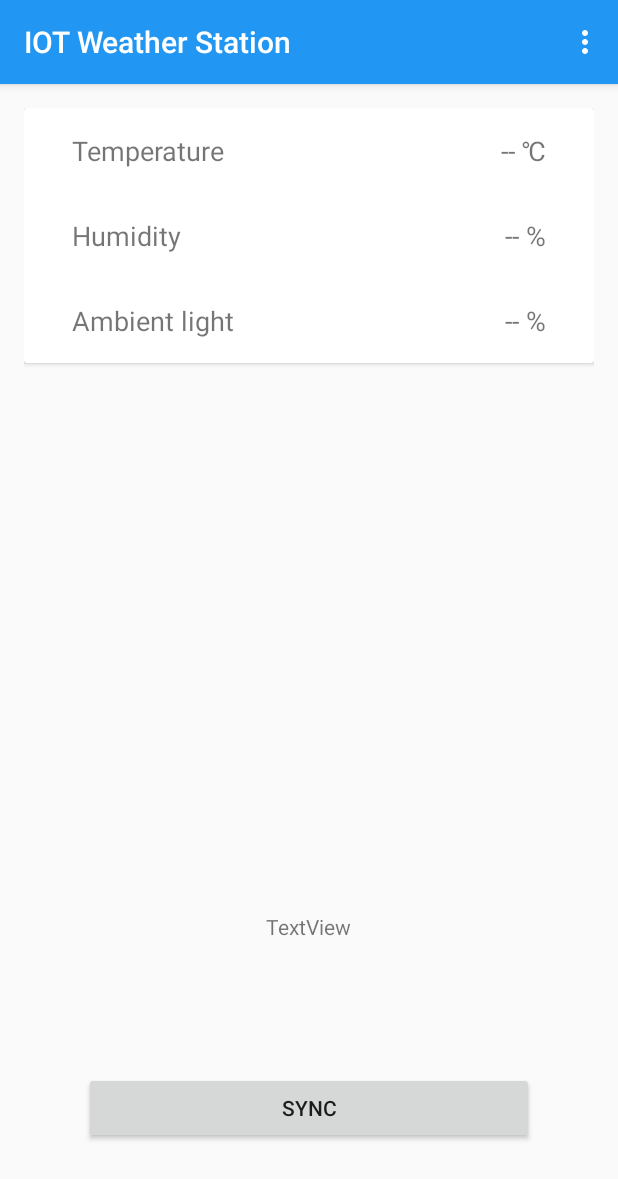
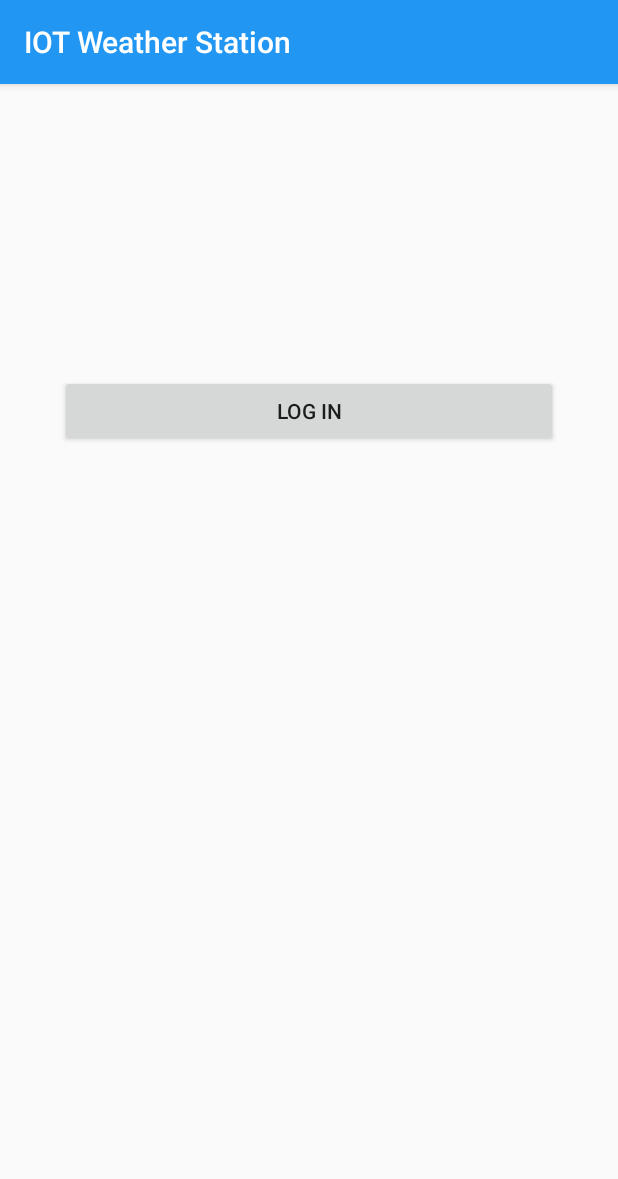
Before and after one commit to geoemm/iot-weather-station, an Android app: the screen it shows after launch (MainActivity before the commit, LoginActivity after it), on a phone screen of 412 x 824 dp. Shown: the top 1179 px of the screen. Run offline under Robolectric (Android 15) with nearby library versions, the phone set to English and light mode, and no system bars.

Commit message:
Added login activity

```diff
--- a/IOTWeatherStationApp/app/src/main/AndroidManifest.xml
+++ b/IOTWeatherStationApp/app/src/main/AndroidManifest.xml
@@ -11,16 +11,26 @@
         android:supportsRtl="true"
         android:theme="@style/AppTheme">
         <activity android:name=".MainActivity">
+            <!--<intent-filter>-->
+                <!--<action android:name="android.intent.action.MAIN" />-->
+
+                <!--<category android:name="android.intent.category.LAUNCHER" />-->
+            <!--</intent-filter>-->
+        </activity>
+        <activity
+            android:name=".AboutActivity"
+            android:label="@string/title_activity_about"
+            android:theme="@style/AppTheme.NoActionBar" />
+        <activity
+            android:name=".LoginActivity"
+            android:label="@string/app_name"
+            android:theme="@style/AppTheme.NoActionBar">
             <intent-filter>
                 <action android:name="android.intent.action.MAIN" />
 
                 <category android:name="android.intent.category.LAUNCHER" />
             </intent-filter>
         </activity>
-        <activity
-            android:name=".AboutActivity"
-            android:label="@string/title_activity_about"
-            android:theme="@style/AppTheme.NoActionBar"></activity>
     </application>
 
 </manifest>
--- /dev/null
+++ b/IOTWeatherStationApp/app/src/main/java/com/mpsp/unipi/iotweatherstation/LoginActivity.java
@@ -0,0 +1,28 @@
+package com.mpsp.unipi.iotweatherstation;
+
+import android.content.Intent;
+import android.os.Bundle;
+import android.support.v7.app.AppCompatActivity;
+import android.support.v7.widget.Toolbar;
+import android.view.View;
+import android.widget.Button;
+
+public class LoginActivity extends AppCompatActivity {
+
+    @Override
+    protected void onCreate(Bundle savedInstanceState) {
+        super.onCreate(savedInstanceState);
+        setContentView(R.layout.activity_login);
+        Toolbar toolbar = (Toolbar) findViewById(R.id.toolbar);
+        setSupportActionBar(toolbar);
+
+        final Button button = (Button) findViewById(R.id.syncBtn);
+        button.setOnClickListener(new View.OnClickListener() {
+            public void onClick(View v) {
+                Intent i = new Intent(LoginActivity.this, MainActivity.class);
+                startActivity(i);
+            }
+        });
+    }
+
+}
--- /dev/null
+++ b/IOTWeatherStationApp/app/src/main/res/layout/activity_login.xml
@@ -0,0 +1,37 @@
+<?xml version="1.0" encoding="utf-8"?>
+<android.support.design.widget.CoordinatorLayout xmlns:android="http://schemas.android.com/apk/res/android"
+    xmlns:app="http://schemas.android.com/apk/res-auto"
+    xmlns:tools="http://schemas.android.com/tools"
+    android:layout_width="match_parent"
+    android:layout_height="match_parent"
+    android:fitsSystemWindows="true"
+    tools:context="com.mpsp.unipi.iotweatherstation.LoginActivity">
+
+    <android.support.design.widget.AppBarLayout
+        android:layout_width="match_parent"
+        android:layout_height="wrap_content"
+        android:theme="@style/AppTheme.AppBarOverlay">
+
+        <android.support.v7.widget.Toolbar
+            android:id="@+id/toolbar"
+            android:layout_width="match_parent"
+            android:layout_height="?attr/actionBarSize"
+            android:background="?attr/colorPrimary"
+            app:popupTheme="@style/AppTheme.PopupOverlay" />
+
+    </android.support.design.widget.AppBarLayout>
+
+    <Button
+        android:text="@string/loginBtn"
+        android:layout_width="match_parent"
+        android:layout_height="wrap_content"
+        android:id="@+id/syncBtn"
+        android:layout_alignParentBottom="true"
+        android:layout_alignParentLeft="true"
+        android:layout_alignParentStart="true"
+        android:layout_marginTop="250dp"
+        android:layout_marginBottom="45dp"
+        android:layout_marginLeft="40dp"
+        android:layout_marginRight="40dp" />
+
+</android.support.design.widget.CoordinatorLayout>
--- a/IOTWeatherStationApp/app/src/main/res/values/strings.xml
+++ b/IOTWeatherStationApp/app/src/main/res/values/strings.xml
@@ -19,4 +19,8 @@
     <string name="course_software_development_for_mobile_devices">Course: Software Development for Mobile Devices</string>
     <string name="george_emmanouil_mpsp15025">George Emmanouil MPSP15025</string>
     <string name="john_kozompolis_mpsp15036">John Kozompolis MPSP15036</string>
+
+    <!-- Login Activity -->
+    <string name="title_activity_login">Log In</string>
+    <string name="loginBtn">Log in</string>
 </resources>
```
